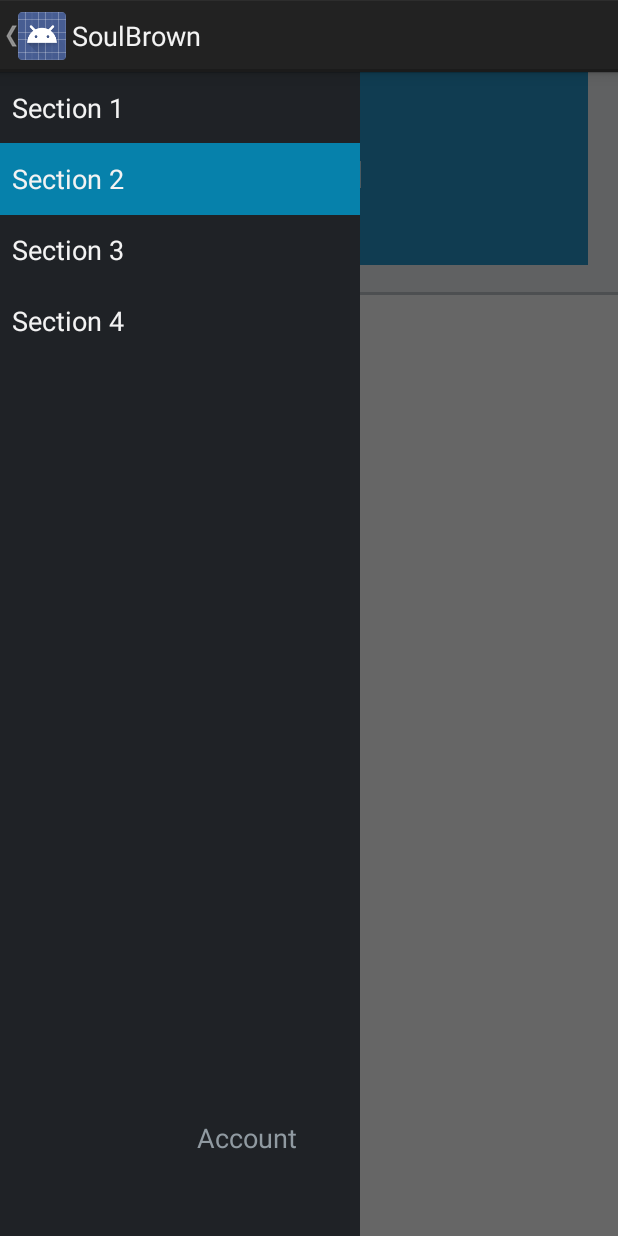
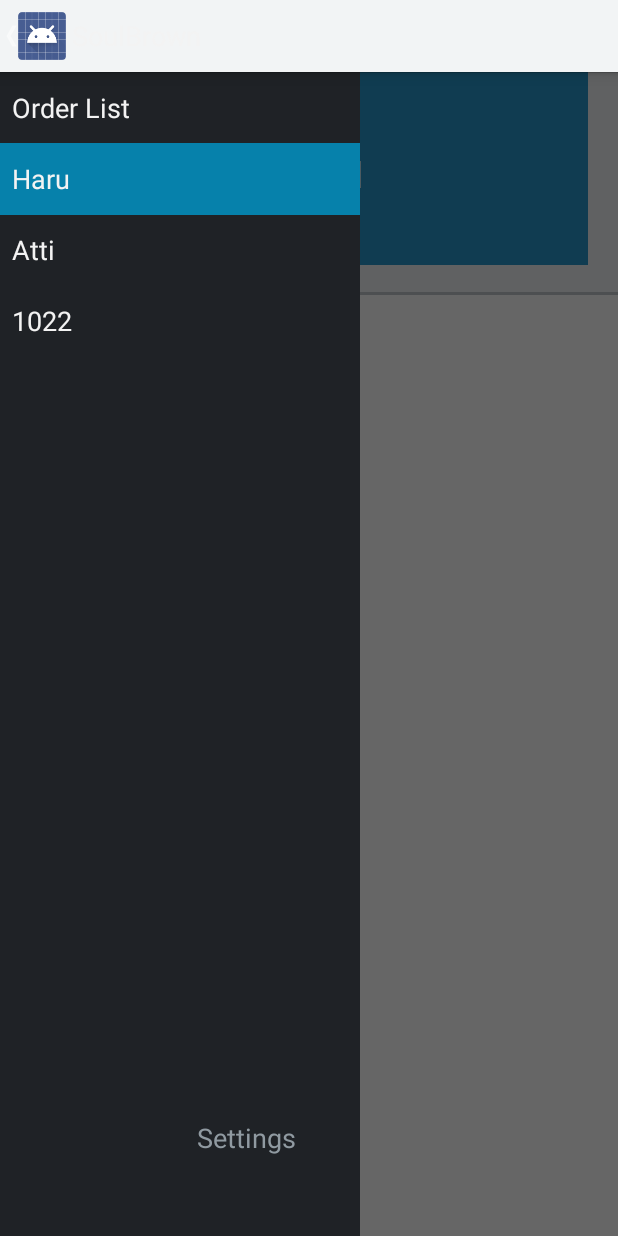
Before and after one commit to jonykorea/slideMenu, an Android app: the screen it shows after launch (SoulBrownMainActivity), on a phone screen of 412 x 824 dp. Run offline under Robolectric (Android 15) with nearby library versions, the phone set to English and light mode, and no system bars; 2 statements that could not run were skipped.

```diff
--- a/app/src/main/java/com/tws/soul/soulbrown/NavigationDrawerFragment.java
+++ b/app/src/main/java/com/tws/soul/soulbrown/NavigationDrawerFragment.java
@@ -3,6 +3,8 @@ package com.tws.soul.soulbrown;
 
 import android.app.Activity;
 import android.app.ActionBar;
+import android.graphics.Color;
+import android.graphics.drawable.ColorDrawable;
 import android.support.v4.app.Fragment;
 import android.support.v4.app.ActionBarDrawerToggle;
 import android.support.v4.view.GravityCompat;
@@ -140,6 +142,7 @@ public class NavigationDrawerFragment extends Fragment {
         ActionBar actionBar = getActionBar();
         actionBar.setDisplayHomeAsUpEnabled(true);
         actionBar.setHomeButtonEnabled(true);
+        actionBar.setBackgroundDrawable(new ColorDrawable(Color.parseColor("#F2F4F5")));
 
         // ActionBarDrawerToggle ties together the the proper interactions
         // between the navigation drawer and the action bar app icon.
--- a/app/src/main/java/com/tws/soul/soulbrown/SoulBrownMainActivity.java
+++ b/app/src/main/java/com/tws/soul/soulbrown/SoulBrownMainActivity.java
@@ -3,6 +3,8 @@ package com.tws.soul.soulbrown;
 import android.app.Activity;
 
 import android.app.ActionBar;
+import android.graphics.Color;
+import android.graphics.drawable.ColorDrawable;
 import android.support.v4.app.Fragment;
 import android.support.v4.app.FragmentActivity;
 import android.support.v4.app.FragmentTransaction;
@@ -115,6 +117,7 @@ public class SoulBrownMainActivity extends FragmentActivity
         actionBar.setNavigationMode(ActionBar.NAVIGATION_MODE_STANDARD);
         actionBar.setDisplayShowTitleEnabled(true);
         actionBar.setTitle(mTitle);
+        actionBar.setBackgroundDrawable(new ColorDrawable(Color.parseColor("#F2F4F5")));
     }
 
 
--- a/app/src/main/res/layout/fragment_navigation_drawer.xml
+++ b/app/src/main/res/layout/fragment_navigation_drawer.xml
@@ -32,7 +32,7 @@
             android:background="#1F2226"
             android:textColor="#909AA1"
             android:gravity="left|center_vertical"
-            android:text="Account" />
+            android:text="Settings" />
     </LinearLayout>
 
 
--- a/app/src/main/res/values/strings.xml
+++ b/app/src/main/res/values/strings.xml
@@ -2,10 +2,10 @@
 <resources>
 
     <string name="app_name">SoulBrown</string>
-    <string name="title_section1">Section 1</string>
-    <string name="title_section2">Section 2</string>
-    <string name="title_section3">Section 3</string>
-    <string name="title_section4">Section 4</string>
+    <string name="title_section1">Order List</string>
+    <string name="title_section2">Haru</string>
+    <string name="title_section3">Atti</string>
+    <string name="title_section4">1022</string>
     <string name="navigation_drawer_open">Open navigation drawer</string>
     <string name="navigation_drawer_close">Close navigation drawer</string>
     <string name="action_example">Example action</string>
```
